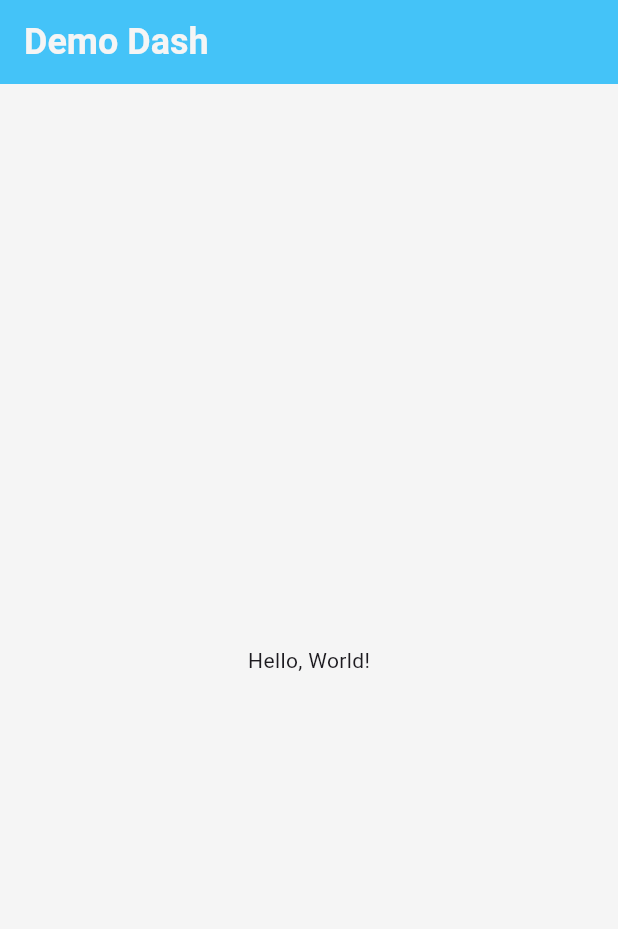
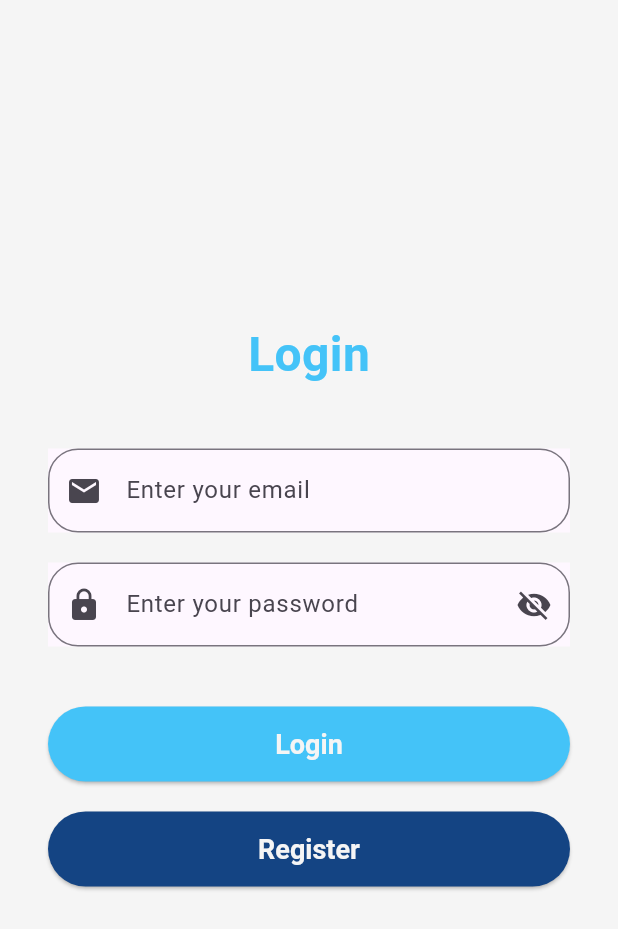
Before and after one commit to AbhijithJustin/post_pilot, a Flutter app: the screen it shows after launch, on a phone screen of 412 x 824 dp. Shown: the top 929 px of the screen. Run offline on Flutter 3.47's test engine with Material 3 defaults, Android fonts, the phone set to English and light mode, and no system bars.

Commit message:
feat(UI): Created LoginPage and RegisterPage

```diff
--- a/lib/main.dart
+++ b/lib/main.dart
@@ -1,5 +1,8 @@
 import 'package:flutter/material.dart';
 import 'package:post_pilot/src/core/utils/constants/app_theme.dart';
+import 'package:post_pilot/src/core/widgets/page_navigation_root/slide_transition_rout.dart';
+import 'package:post_pilot/src/features/auth/presentation/pages/login_page.dart';
+import 'package:post_pilot/src/features/auth/presentation/pages/register_page.dart';
 
 void main() {
   runApp(const MyApp());
@@ -14,23 +17,18 @@ class MyApp extends StatelessWidget {
       debugShowCheckedModeBanner: false,
       title: 'Flutter Demo',
       theme: AppTheme.lightTheme,
-      home: const DemoDash(),
+      initialRoute: '/login',
+      onGenerateRoute: (settings) {
+        switch (settings.name) {
+          case '/login':
+            return SlideTransitionRoute(page: LoginPage());
+
+          case '/register':
+            return SlideTransitionRoute(page: RegisterPage());
+          default:
+            return null;
+        }
+      },
     );
   }
 }
-
-class DemoDash extends StatelessWidget {
-  const DemoDash({super.key});
-
-  @override
-  Widget build(BuildContext context) {
-    return Scaffold(
-      appBar: AppBar(
-        title: const Text('Demo Dash'),
-      ),
-      body: const Center(
-        child: Text('Hello, World!'),
-      ),
-    );
-  }
-}
--- a/lib/src/core/utils/constants/app_colors.dart
+++ b/lib/src/core/utils/constants/app_colors.dart
@@ -2,7 +2,7 @@ import 'package:flutter/material.dart';
 
 class AppColors {
   static const Color primary = Color(0xFF44c3f8); // Main theme color
-  static const Color secondary = Color(0xFF102743); // Secondary theme color
+  static const Color secondary = Color(0xff144483); // Secondary theme color
   static const Color background = Color(0xFFF5F5F5); // Background color
   static const Color text = Color(0xFF000000);
   static const Color error = Color(0xFFB00020);
--- a/lib/src/core/utils/constants/app_dimensions.dart
+++ b/lib/src/core/utils/constants/app_dimensions.dart
@@ -3,5 +3,5 @@ class AppDimensions {
   static const double paddingMedium = 16.0;
   static const double paddingLarge = 24.0;
 
-  static const double borderRadius = 60.0;
+  static const double borderRadius = 12.0;
 }
--- a/lib/src/core/utils/constants/app_theme.dart
+++ b/lib/src/core/utils/constants/app_theme.dart
@@ -21,5 +21,15 @@ class AppTheme {
         textStyle: AppStyles.bodyText,
       ),
     ),
+    inputDecorationTheme: const InputDecorationTheme(
+      border: OutlineInputBorder(
+        borderRadius: BorderRadius.all(Radius.circular(20)),
+      ),
+      focusedBorder: OutlineInputBorder(
+        borderRadius: BorderRadius.all(Radius.circular(15)),
+        borderSide: BorderSide(color: AppColors.primary),
+      ),
+      contentPadding: EdgeInsets.symmetric(vertical: 16, horizontal: 16),
+    ),
   );
 }
--- /dev/null
+++ b/lib/src/core/widgets/app_sized_box.dart
@@ -0,0 +1,12 @@
+import 'package:flutter/material.dart';
+
+class AppSizedBox {
+  static const SizedBox hSmall = SizedBox(height: 10.0);
+  static const SizedBox hMedium = SizedBox(height: 20.0);
+  static const SizedBox hLarge = SizedBox(height: 30.0);
+  static const SizedBox hXLarge = SizedBox(height: 40.0);
+
+  static const SizedBox wSmall = SizedBox(width: 10.0);
+  static const SizedBox wMedium = SizedBox(width: 20.0);
+  static const SizedBox wLarge = SizedBox(width: 30.0);
+}
--- /dev/null
+++ b/lib/src/core/widgets/page_navigation_root/slide_transition_rout.dart
@@ -0,0 +1,24 @@
+// filepath: /c:/Users/Jai/Desktop/flutter projects/post_pilot/lib/src/core/utils/route_transitions.dart
+import 'package:flutter/material.dart';
+
+class SlideTransitionRoute extends PageRouteBuilder {
+  final Widget page;
+  SlideTransitionRoute({required this.page})
+      : super(
+          pageBuilder: (context, animation, secondaryAnimation) => page,
+          transitionsBuilder: (context, animation, secondaryAnimation, child) {
+            const begin = Offset(1.0, 0.0);
+            const end = Offset.zero;
+            const curve = Curves.ease;
+
+            var tween =
+                Tween(begin: begin, end: end).chain(CurveTween(curve: curve));
+            var offsetAnimation = animation.drive(tween);
+
+            return SlideTransition(
+              position: offsetAnimation,
+              child: child,
+            );
+          },
+        );
+}
--- /dev/null
+++ b/lib/src/features/auth/presentation/pages/login_page.dart
@@ -0,0 +1,130 @@
+import 'package:flutter/material.dart';
+import 'package:post_pilot/src/core/widgets/app_sized_box.dart';
+
+import '../../../../core/utils/constants/app_colors.dart';
+
+class LoginPage extends StatelessWidget {
+  final TextEditingController _emailController = TextEditingController();
+  final TextEditingController _passwordController = TextEditingController();
+
+  @override
+  Widget build(BuildContext context) {
+    return Scaffold(
+      body: SafeArea(
+        child: Padding(
+          padding: const EdgeInsets.symmetric(horizontal: 32.0, vertical: 16.0),
+          child: Column(
+            mainAxisAlignment: MainAxisAlignment.center,
+            crossAxisAlignment: CrossAxisAlignment.center,
+            children: [
+              // Title
+              Hero(
+                tag: "AuthTitle",
+                child: Material(
+                  type: MaterialType.transparency,
+                  child: Text(
+                    'Login',
+                    style: TextStyle(
+                      fontSize: 32,
+                      fontWeight: FontWeight.bold,
+                      color: AppColors.primary,
+                    ),
+                  ),
+                ),
+              ),
+              SizedBox(height: 40),
+
+              // Email TextField
+              Hero(
+                tag: "email",
+                child: Material(
+                  child: TextField(
+                    controller: _emailController,
+                    decoration: InputDecoration(
+                      hintText: 'Enter your email',
+                      prefixIcon: Icon(Icons.email),
+                      contentPadding:
+                          EdgeInsets.symmetric(vertical: 16, horizontal: 16),
+                    ),
+                    keyboardType: TextInputType.emailAddress,
+                  ),
+                ),
+              ),
+              SizedBox(height: 20),
+
+              // Password TextField
+              Hero(
+                tag: "password",
+                child: Material(
+                  child: TextField(
+                    controller: _passwordController,
+                    decoration: InputDecoration(
+                      hintText: 'Enter your password',
+                      prefixIcon: Icon(Icons.lock),
+                      suffixIcon: IconButton(
+                        icon: Icon(Icons.visibility_off),
+                        onPressed: () {},
+                      ),
+                      contentPadding:
+                          EdgeInsets.symmetric(vertical: 16, horizontal: 16),
+                    ),
+                    obscureText: true,
+                  ),
+                ),
+              ),
+              SizedBox(height: 40),
+
+              // Login Button
+              Hero(
+                tag: "button1",
+                child: ElevatedButton(
+                  onPressed: () {
+                    // Implement login functionality here
+                    String email = _emailController.text;
+                    String password = _passwordController.text;
+                    // For now, just print the entered credentials
+                    print('Email: $email, Password: $password');
+                  },
+                  style: ElevatedButton.styleFrom(
+                    minimumSize: Size(double.infinity, 50),
+                  ),
+                  child: Text(
+                    'Login',
+                    style: TextStyle(
+                      color: AppColors.background,
+                      fontSize: 18,
+                      fontWeight: FontWeight.bold,
+                    ),
+                  ),
+                ),
+              ),
+              AppSizedBox.hMedium,
+              Hero(
+                tag: "button2",
+                child: ElevatedButton(
+                  onPressed: () {
+                    Navigator.pushNamed(context, '/register');
+                  },
+                  style: ElevatedButton.styleFrom(
+                    backgroundColor: AppColors.secondary,
+                    minimumSize: Size(double.infinity, 50),
+                  ),
+                  child: Text(
+                    'Register',
+                    style: TextStyle(
+                      color: AppColors.background,
+                      fontSize: 18,
+                      fontWeight: FontWeight.bold,
+                    ),
+                  ),
+                ),
+              ),
+
+              AppSizedBox.hMedium,
+            ],
+          ),
+        ),
+      ),
+    );
+  }
+}
```
Also changed, not shown: lib/src/features/auth/presentation/pages/register_page.dart (added, +168 -0 lines).
